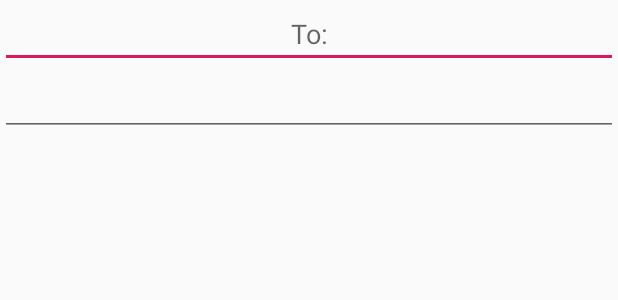
After one commit to RachmanForniandi/DogspediaKotlin, an Android app: the layout send_sms_dialog.xml on its own in the app's theme, with its tools: preview values and no code run, on a phone screen of 412 x 824 dp. The commit adds this screen. Shown: the top 300 px of the screen. Run offline under Robolectric (Android 15) with nearby library versions, the phone set to English and light mode, and no system bars; network calls fail.

Commit message:
Create sms,send sms, & share option done.

```diff
--- a/app/src/main/java/com/example/dogspediakotlin/models/DogBreeds.kt
+++ b/app/src/main/java/com/example/dogspediakotlin/models/DogBreeds.kt
@@ -39,3 +39,8 @@ data class DogBreeds (
     var uuid: Int =0
 }
 data class DogPalette(var color:Int)
+data class SmsInfo(
+    var to:String,
+    var text:String,
+    var imageUrl:String?
+)
--- /dev/null
+++ b/app/src/main/res/layout/send_sms_dialog.xml
@@ -0,0 +1,38 @@
+<?xml version="1.0" encoding="utf-8"?>
+<layout xmlns:android="http://schemas.android.com/apk/res/android">
+    <data>
+        <variable
+                name="smsInfo"
+                type="com.example.dogspediakotlin.models.SmsInfo" />
+    </data>
+    <LinearLayout
+            android:layout_width="match_parent"
+            android:layout_height="match_parent"
+            android:orientation="vertical"
+            android:gravity="center_horizontal">
+
+        <EditText
+                android:id="@+id/sms_Destination"
+                android:layout_width="match_parent"
+                android:layout_height="wrap_content"
+                android:inputType="number"
+                android:hint="@string/to"
+                android:gravity="center_horizontal"/>
+
+        <EditText
+                android:layout_width="match_parent"
+                android:layout_height="wrap_content"
+                android:inputType="textMultiLine"
+                android:text="@{smsInfo.text}"
+                android:gravity="center_horizontal"/>
+        <ImageView
+                android:layout_width="match_parent"
+                android:layout_height="wrap_content"
+                android:scaleType="center"
+                android:imageUrl="@{smsInfo.imageUrl}"/>
+
+
+    </LinearLayout>
+
+
+</layout>
--- a/app/src/main/res/values/strings.xml
+++ b/app/src/main/res/values/strings.xml
@@ -10,4 +10,5 @@
     <string name="settings">Settings</string>
     <string name="send_sms">Send SMS</string>
     <string name="share">Share</string>
+    <string name="to">To:</string>
 </resources>
```
Also changed, not shown: app/src/main/java/com/example/dogspediakotlin/views/fragments/DetailFragment.kt (+44 -1 lines).
